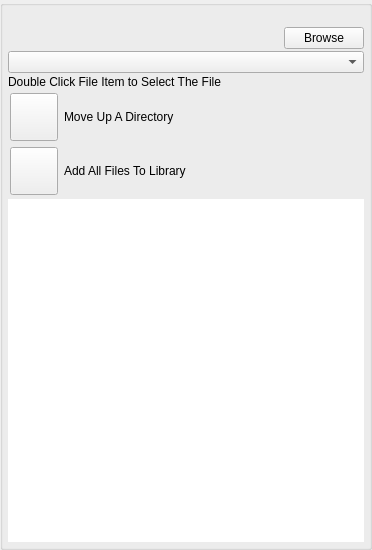
Before: the Qt Designer form nolimitgui/CommonSrc/Forms/AppletBrowseFiles.ui in nolimitconnect/NoLimitConnect, drawn with Qt 5.
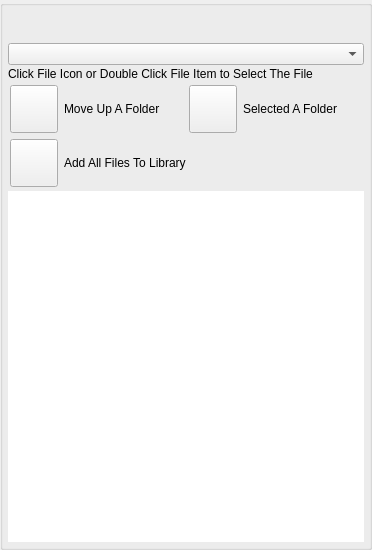
After: the same form once the commit is applied. Custom widgets are drawn as their Qt base class.

Commit message: Rework browse and select files

Patch:
```diff
--- a/nolimitgui/CommonSrc/Forms/AppletBrowseFiles.ui
+++ b/nolimitgui/CommonSrc/Forms/AppletBrowseFiles.ui
@@ -117,13 +117,6 @@
           </property>
          </widget>
         </item>
-        <item>
-         <widget class="QPushButton" name="m_BrowseButton">
-          <property name="text">
-           <string>Browse</string>
-          </property>
-         </widget>
-        </item>
        </layout>
       </item>
       <item>
@@ -132,7 +125,7 @@
       <item>
        <widget class="QLabel" name="m_DoubleTapInstructionLabel">
         <property name="text">
-         <string>Double Click File Item to Select The File</string>
+         <string>Click File Icon or Double Click File Item to Select The File</string>
         </property>
        </widget>
       </item>
@@ -185,7 +178,39 @@
             </sizepolicy>
            </property>
            <property name="text">
-            <string>Move Up A Directory</string>
+            <string>Move Up A Folder</string>
+           </property>
+          </widget>
+         </item>
+         <item>
+          <widget class="VxPushButton" name="m_BrowseButton">
+           <property name="minimumSize">
+            <size>
+             <width>48</width>
+             <height>48</height>
+            </size>
+           </property>
+           <property name="maximumSize">
+            <size>
+             <width>48</width>
+             <height>48</height>
+            </size>
+           </property>
+           <property name="text">
+            <string/>
+           </property>
+          </widget>
+         </item>
+         <item>
+          <widget class="QLabel" name="label">
+           <property name="sizePolicy">
+            <sizepolicy hsizetype="Expanding" vsizetype="Preferred">
+             <horstretch>0</horstretch>
+             <verstretch>0</verstretch>
+            </sizepolicy>
+           </property>
+           <property name="text">
+            <string>Selected A Folder</string>
            </property>
           </widget>
          </item>
```
The commit also changes 180 other files.
